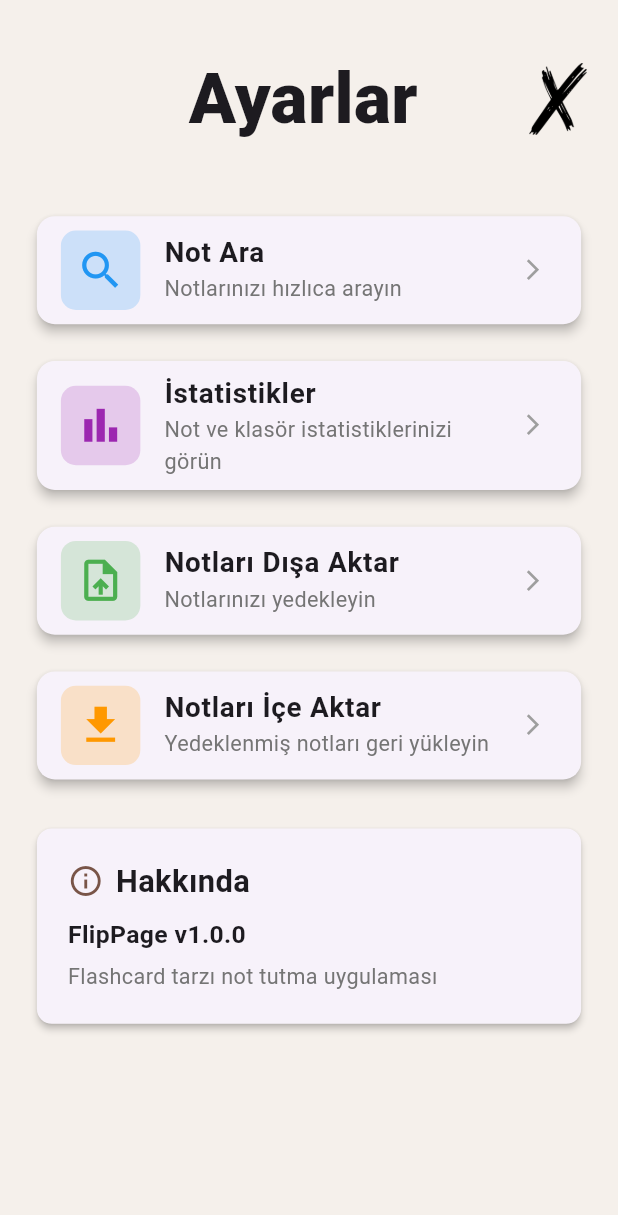
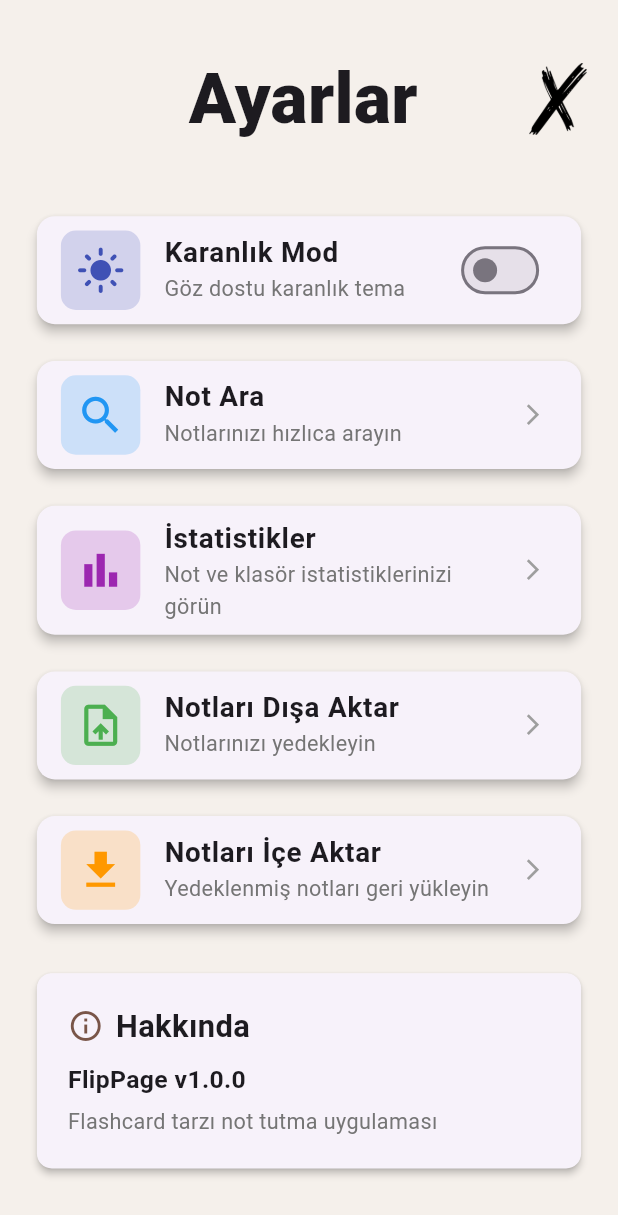
Before and after one commit to ernbuyuk/flip_page, a Flutter app: the screen it shows after launch, after a tap on the "settings" icon, on a phone screen of 412 x 824 dp. Shown: the top 1215 px of the screen. Run offline on Flutter 3.47's test engine with Material 3 defaults, Android fonts, the phone set to English and light mode, and no system bars; our stand-ins replace file_picker, share_plus, shared_preferences; Roboto replaces fonts that are missing (Cursive).

Commit message:
Add color coding for notes and dark mode support
Co-authored-by: ernbuyuk <98751473+ernbuyuk@users.noreply.github.com>

```diff
--- a/lib/settings_page.dart
+++ b/lib/settings_page.dart
@@ -2,12 +2,50 @@ import 'package:flutter/material.dart';
 import 'export_import_helper.dart';
 import 'statistics_page.dart';
 import 'search_page.dart';
+import 'package:shared_preferences/shared_preferences.dart';
 
-class SettingsPage extends StatelessWidget {
+class SettingsPage extends StatefulWidget {
   final double screenWidth;
   final double screenHeight;
 
   SettingsPage({required this.screenWidth, required this.screenHeight});
+
+  @override
+  _SettingsPageState createState() => _SettingsPageState();
+}
+
+class _SettingsPageState extends State<SettingsPage> {
+  bool _isDarkMode = false;
+
+  @override
+  void initState() {
+    super.initState();
+    _loadThemePreference();
+  }
+
+  Future<void> _loadThemePreference() async {
+    SharedPreferences prefs = await SharedPreferences.getInstance();
+    setState(() {
+      _isDarkMode = prefs.getBool('isDarkMode') ?? false;
+    });
+  }
+
+  Future<void> _toggleDarkMode(bool value) async {
+    SharedPreferences prefs = await SharedPreferences.getInstance();
+    await prefs.setBool('isDarkMode', value);
+    setState(() {
+      _isDarkMode = value;
+    });
+    ScaffoldMessenger.of(context).showSnackBar(
+      SnackBar(
+        content: Text(
+          value
+              ? "Karanlık mod etkinleştirildi (Uygulamayı yeniden başlatın)"
+              : "Aydınlık mod etkinleştirildi (Uygulamayı yeniden başlatın)",
+        ),
+      ),
+    );
+  }
 
   @override
   Widget build(BuildContext context) {
@@ -17,18 +55,18 @@ class SettingsPage extends StatelessWidget {
         children: [
           Padding(
             padding: EdgeInsets.only(
-              top: screenHeight * 0.04,
-              left: screenWidth * 0.05,
-              right: screenWidth * 0.05,
+              top: widget.screenHeight * 0.04,
+              left: widget.screenWidth * 0.05,
+              right: widget.screenWidth * 0.05,
             ),
             child: Row(
               mainAxisAlignment: MainAxisAlignment.spaceBetween,
               children: [
-                SizedBox(width: screenWidth * 0.075),
+                SizedBox(width: widget.screenWidth * 0.075),
                 Text(
                   "Ayarlar",
                   style: TextStyle(
-                    fontSize: screenWidth * 0.1125,
+                    fontSize: widget.screenWidth * 0.1125,
                     fontWeight: FontWeight.w800,
                     fontFamily: "Cursive",
                   ),
@@ -39,18 +77,56 @@ class SettingsPage extends StatelessWidget {
                   },
                   child: Image.asset(
                     'assets/exit.png',
-                    width: screenWidth * 0.09375,
-                    height: screenHeight * 0.06,
+                    width: widget.screenWidth * 0.09375,
+                    height: widget.screenHeight * 0.06,
                   ),
                 ),
               ],
             ),
           ),
-          SizedBox(height: screenHeight * 0.05),
+          SizedBox(height: widget.screenHeight * 0.05),
           Expanded(
             child: ListView(
-              padding: EdgeInsets.symmetric(horizontal: screenWidth * 0.05),
+              padding: EdgeInsets.symmetric(horizontal: widget.screenWidth * 0.05),
               children: [
+                // Dark Mode Toggle
+                Card(
+                  elevation: 3,
+                  shape: RoundedRectangleBorder(
+                    borderRadius: BorderRadius.circular(12),
+                  ),
+                  child: SwitchListTile(
+                    secondary: Container(
+                      padding: EdgeInsets.all(10),
+                      decoration: BoxDecoration(
+                        color: Colors.indigo.withOpacity(0.2),
+                        borderRadius: BorderRadius.circular(10),
+                      ),
+                      child: Icon(
+                        _isDarkMode ? Icons.dark_mode : Icons.light_mode,
+                        color: Colors.indigo,
+                        size: widget.screenWidth * 0.08,
+                      ),
+                    ),
+                    title: Text(
+                      "Karanlık Mod",
+                      style: TextStyle(
+                        fontSize: widget.screenWidth * 0.045,
+                        fontWeight: FontWeight.w700,
+                      ),
+                    ),
+                    subtitle: Text(
+                      "Göz dostu karanlık tema",
+                      style: TextStyle(
+                        fontSize: widget.screenWidth * 0.035,
+                        color: Colors.grey[600],
+                      ),
+                    ),
+                    value: _isDarkMode,
+                    onChanged: _toggleDarkMode,
+                  ),
+                ),
+                SizedBox(height: widget.screenHeight * 0.02),
                 _buildSettingsCard(
                   context,
                   "Not Ara",
@@ -62,14 +138,14 @@ class SettingsPage extends StatelessWidget {
                       context,
                       MaterialPageRoute(
                         builder: (context) => SearchPage(
-                          screenWidth: screenWidth,
-                          screenHeight: screenHeight,
+                          screenWidth: widget.screenWidth,
+                          screenHeight: widget.screenHeight,
                         ),
                       ),
                     );
                   },
                 ),
-                SizedBox(height: screenHeight * 0.02),
+                SizedBox(height: widget.screenHeight * 0.02),
                 _buildSettingsCard(
                   context,
                   "İstatistikler",
@@ -81,14 +157,14 @@ class SettingsPage extends StatelessWidget {
                       context,
                       MaterialPageRoute(
                         builder: (context) => StatisticsPage(
-                          screenWidth: screenWidth,
-                          screenHeight: screenHeight,
+                          screenWidth: widget.screenWidth,
+                          screenHeight: widget.screenHeight,
                         ),
                       ),
                     );
                   },
                 ),
-                SizedBox(height: screenHeight * 0.02),
+                SizedBox(height: widget.screenHeight * 0.02),
                 _buildSettingsCard(
                   context,
                   "Notları Dışa Aktar",
@@ -99,7 +175,7 @@ class SettingsPage extends StatelessWidget {
                     await ExportImportHelper.exportNotes(context);
                   },
                 ),
-                SizedBox(height: screenHeight * 0.02),
+                SizedBox(height: widget.screenHeight * 0.02),
                 _buildSettingsCard(
                   context,
                   "Notları İçe Aktar",
@@ -110,14 +186,14 @@ class SettingsPage extends StatelessWidget {
                     await ExportImportHelper.importNotes(context);
                   },
                 ),
-                SizedBox(height: screenHeight * 0.03),
+                SizedBox(height: widget.screenHeight * 0.03),
                 Card(
                   elevation: 2,
                   shape: RoundedRectangleBorder(
                     borderRadius: BorderRadius.circular(10),
                   ),
                   child: Padding(
-                    padding: EdgeInsets.all(screenWidth * 0.05),
+                    padding: EdgeInsets.all(widget.screenWidth * 0.05),
                     child: Column(
                       crossAxisAlignment: CrossAxisAlignment.start,
                       children: [
@@ -128,7 +204,7 @@ class SettingsPage extends StatelessWidget {
                             Text(
                               "Hakkında",
                               style: TextStyle(
-                                fontSize: screenWidth * 0.05,
+                                fontSize: widget.screenWidth * 0.05,
                                 fontWeight: FontWeight.w700,
                               ),
                             ),
@@ -138,7 +214,7 @@ class SettingsPage extends StatelessWidget {
                         Text(
                           "FlipPage v1.0.0",
                           style: TextStyle(
-                            fontSize: screenWidth * 0.04,
+                            fontSize: widget.screenWidth * 0.04,
                             fontWeight: FontWeight.w600,
                           ),
                         ),
@@ -146,7 +222,7 @@ class SettingsPage extends StatelessWidget {
                         Text(
                           "Flashcard tarzı not tutma uygulaması",
                           style: TextStyle(
-                            fontSize: screenWidth * 0.035,
+                            fontSize: widget.screenWidth * 0.035,
                             color: Colors.grey[600],
                           ),
                         ),
@@ -186,26 +262,26 @@ class SettingsPage extends StatelessWidget {
           child: Icon(
             icon,
             color: color,
-            size: screenWidth * 0.08,
+            size: widget.screenWidth * 0.08,
           ),
         ),
         title: Text(
           title,
           style: TextStyle(
-            fontSize: screenWidth * 0.045,
+            fontSize: widget.screenWidth * 0.045,
             fontWeight: FontWeight.w700,
           ),
         ),
         subtitle: Text(
           subtitle,
           style: TextStyle(
-            fontSize: screenWidth * 0.035,
+            fontSize: widget.screenWidth * 0.035,
             color: Colors.grey[600],
           ),
         ),
         trailing: Icon(
           Icons.arrow_forward_ios,
-          size: screenWidth * 0.04,
+          size: widget.screenWidth * 0.04,
           color: Colors.grey,
         ),
       ),
```
Also changed, not shown: lib/new_note_page.dart (+65 -2 lines), lib/theme_provider.dart (added, +115 -0 lines).
